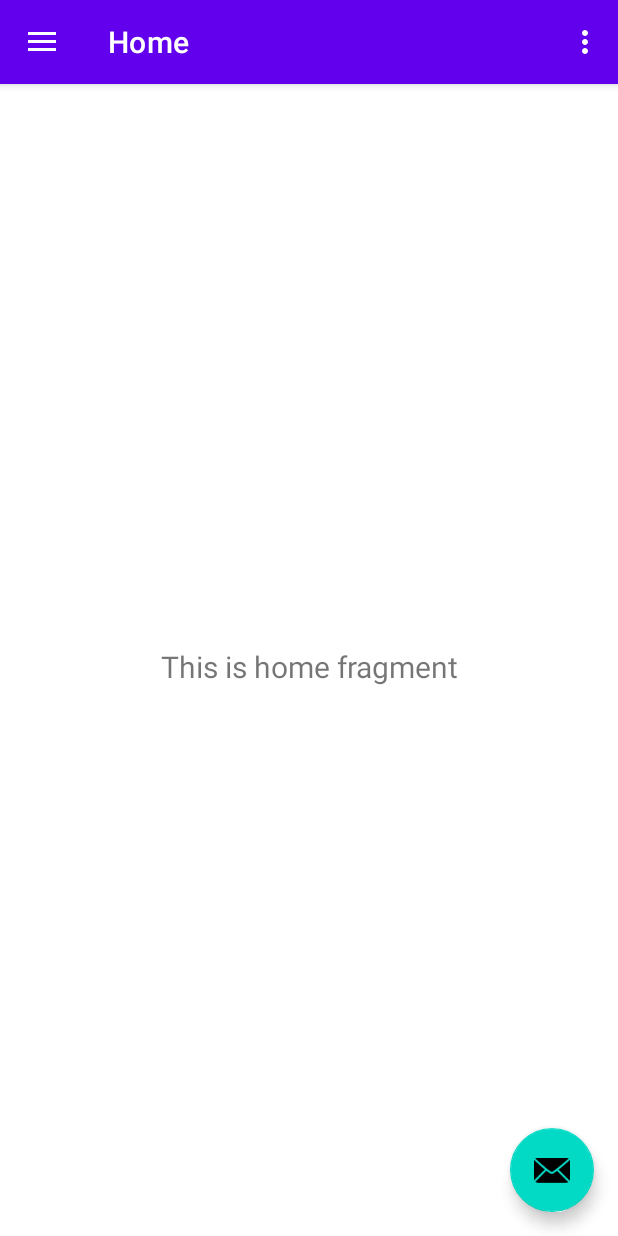
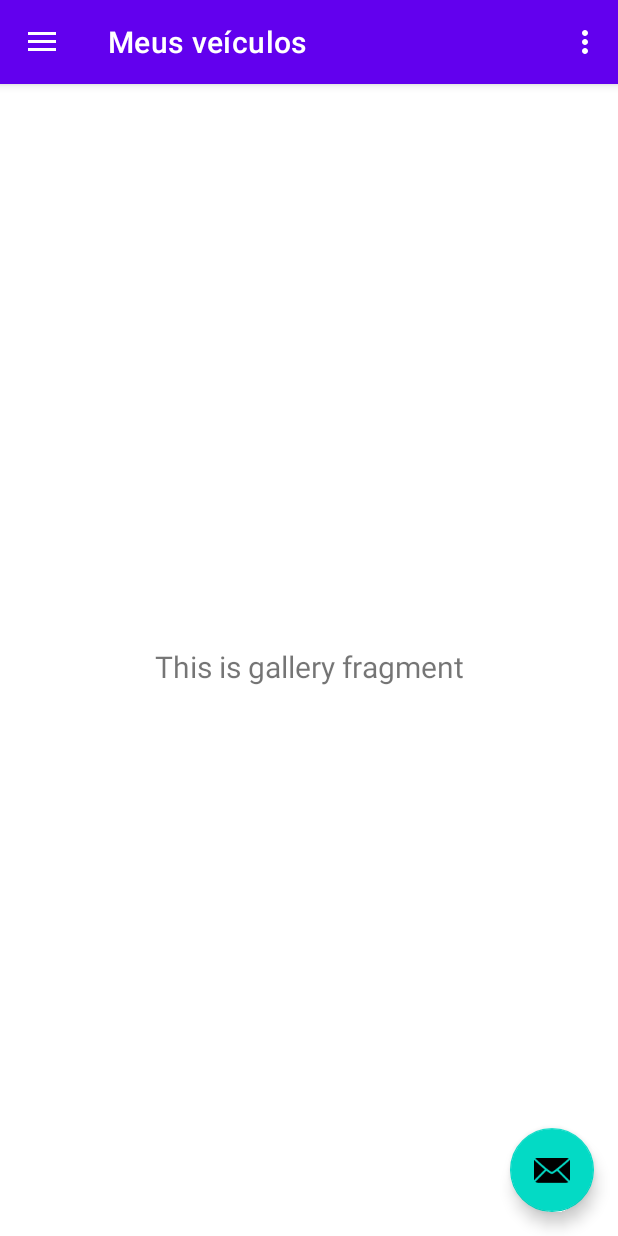
Before and after one commit to dylan402/app-check-veiculos, an Android app: the MainActivity screen opened directly, with no data from a screen before it, on a phone screen of 412 x 824 dp. Run offline under Robolectric (Android 15) with nearby library versions, the phone set to English and light mode, and no system bars; our stand-ins replace navigation-ui.

Commit message:
Menu de veiculos como principal

```diff
--- a/app/src/main/java/br/checkveiculos/appcheckveiculos/activities/MainActivity.java
+++ b/app/src/main/java/br/checkveiculos/appcheckveiculos/activities/MainActivity.java
@@ -42,7 +42,7 @@ public class MainActivity extends AppCompatActivity {
         // Passing each menu ID as a set of Ids because each
         // menu should be considered as top level destinations.
         mAppBarConfiguration = new AppBarConfiguration.Builder(
-                R.id.nav_home, R.id.nav_gallery, R.id.nav_slideshow)
+                R.id.nav_veiculos, R.id.nav_home)
                 .setDrawerLayout(drawer)
                 .build();
         NavController navController = Navigation.findNavController(this, R.id.nav_host_fragment_content_main);
--- a/app/src/main/res/drawable-v21/ic_menu_slideshow.xml
+++ /dev/null
@@ -1,9 +0,0 @@
-<vector xmlns:android="http://schemas.android.com/apk/res/android"
-    android:width="24dp"
-    android:height="24dp"
-    android:viewportWidth="24.0"
-    android:viewportHeight="24.0">
-    <path
-        android:fillColor="#FF000000"
-        android:pathData="M4,6H2v14c0,1.1 0.9,2 2,2h14v-2H4V6zm16,-4H8c-1.1,0 -2,0.9 -2,2v12c0,1.1 0.9,2 2,2h12c1.1,0 2,-0.9 2,-2V4c0,-1.1 -0.9,-2 -2,-2zm-8,12.5v-9l6,4.5 -6,4.5z" />
-</vector>
--- a/app/src/main/res/layout/activity_main.xml
+++ b/app/src/main/res/layout/activity_main.xml
@@ -21,5 +21,5 @@
         android:layout_gravity="start"
         android:fitsSystemWindows="true"
         app:headerLayout="@layout/nav_header_main"
-        app:menu="@menu/activity_main2_drawer" />
+        app:menu="@menu/activity_main_drawer" />
 </androidx.drawerlayout.widget.DrawerLayout>
--- a/app/src/main/res/menu/activity_main2_drawer.xml
+++ b/app/src/main/res/menu/activity_main_drawer.xml
@@ -5,16 +5,12 @@
 
     <group android:checkableBehavior="single">
         <item
+            android:id="@+id/nav_veiculos"
+            android:icon="@drawable/ic_menu_veiculos"
+            android:title="@string/menu_veiculos" />
+        <item
             android:id="@+id/nav_home"
             android:icon="@drawable/ic_menu_camera"
             android:title="@string/menu_home" />
-        <item
-            android:id="@+id/nav_gallery"
-            android:icon="@drawable/ic_menu_veiculos"
-            android:title="@string/menu_veiculos" />
-        <item
-            android:id="@+id/nav_slideshow"
-            android:icon="@drawable/ic_menu_slideshow"
-            android:title="@string/menu_slideshow" />
     </group>
 </menu>
--- a/app/src/main/res/navigation/mobile_navigation.xml
+++ b/app/src/main/res/navigation/mobile_navigation.xml
@@ -3,7 +3,13 @@
     xmlns:app="http://schemas.android.com/apk/res-auto"
     xmlns:tools="http://schemas.android.com/tools"
     android:id="@+id/mobile_navigation"
-    app:startDestination="@+id/nav_home">
+    app:startDestination="@+id/nav_veiculos">
+
+    <fragment
+        android:id="@+id/nav_veiculos"
+        android:name="br.checkveiculos.appcheckveiculos.activities.ui.veiculos.VeiculosFragment"
+        android:label="@string/menu_veiculos"
+        tools:layout="@layout/fragment_veiculos" />
 
     <fragment
         android:id="@+id/nav_home"
@@ -11,15 +17,4 @@
         android:label="@string/menu_home"
         tools:layout="@layout/fragment_home" />
 
-    <fragment
-        android:id="@+id/nav_gallery"
-        android:name="br.checkveiculos.appcheckveiculos.activities.ui.veiculos.VeiculosFragment"
-        android:label="@string/menu_veiculos"
-        tools:layout="@layout/fragment_veiculos" />
-
-    <fragment
-        android:id="@+id/nav_slideshow"
-        android:name="br.checkveiculos.appcheckveiculos.activities.ui.slideshow.SlideshowFragment"
-        android:label="@string/menu_slideshow"
-        tools:layout="@layout/fragment_slideshow" />
 </navigation>
--- a/app/src/main/res/values/strings.xml
+++ b/app/src/main/res/values/strings.xml
@@ -5,6 +5,7 @@
     <string name="login_text_cadastro">Crie sua conta</string>
     <string name="cadastro_text_cadastro">Cadastrar!</string>
     <string name="title_activity_main">MainActivity</string>
+
     <string name="navigation_drawer_open">Open navigation drawer</string>
     <string name="navigation_drawer_close">Close navigation drawer</string>
     <string name="nav_header_title">Android Studio</string>
@@ -13,6 +14,5 @@
     <string name="action_settings">Settings</string>
 
     <string name="menu_home">Home</string>
-    <string name="menu_veiculos">Meus veiculos</string>
-    <string name="menu_slideshow">Slideshow</string>
+    <string name="menu_veiculos">Meus veículos</string>
 </resources>
```
Also changed, not shown: app/src/main/java/br/checkveiculos/appcheckveiculos/activities/ui/slideshow/SlideshowFragment.java (deleted, +0 -45 lines), app/src/main/java/br/checkveiculos/appcheckveiculos/activities/ui/slideshow/SlideshowViewModel.java (deleted, +0 -19 lines), app/src/main/res/layout/fragment_slideshow.xml (deleted, +0 -22 lines).
